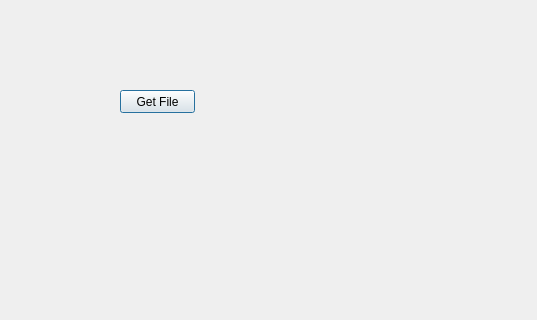
The window that Test_ui.ui (JWallaceOSU/CompMethodsProject) describes before a commit, drawn with Qt 5; both pictures show x 0 to 537 and y 0 to 320 of the 1004 by 687 pixel window.
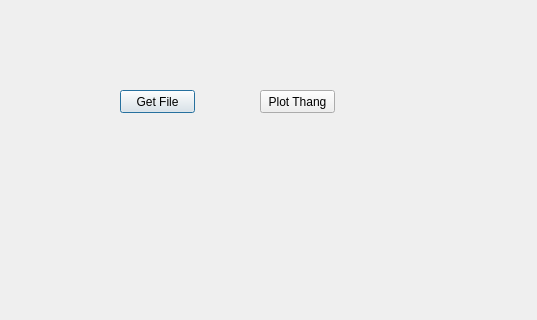
The same window after the commit.

```diff
--- a/Test_ui.ui
+++ b/Test_ui.ui
@@ -26,6 +26,19 @@
     <string>Get File</string>
    </property>
   </widget>
+  <widget class="QPushButton" name="pushButton_RawDataPlot">
+   <property name="geometry">
+    <rect>
+     <x>260</x>
+     <y>90</y>
+     <width>75</width>
+     <height>23</height>
+    </rect>
+   </property>
+   <property name="text">
+    <string>Plot Thang</string>
+   </property>
+  </widget>
  </widget>
  <resources/>
  <connections/>
```
